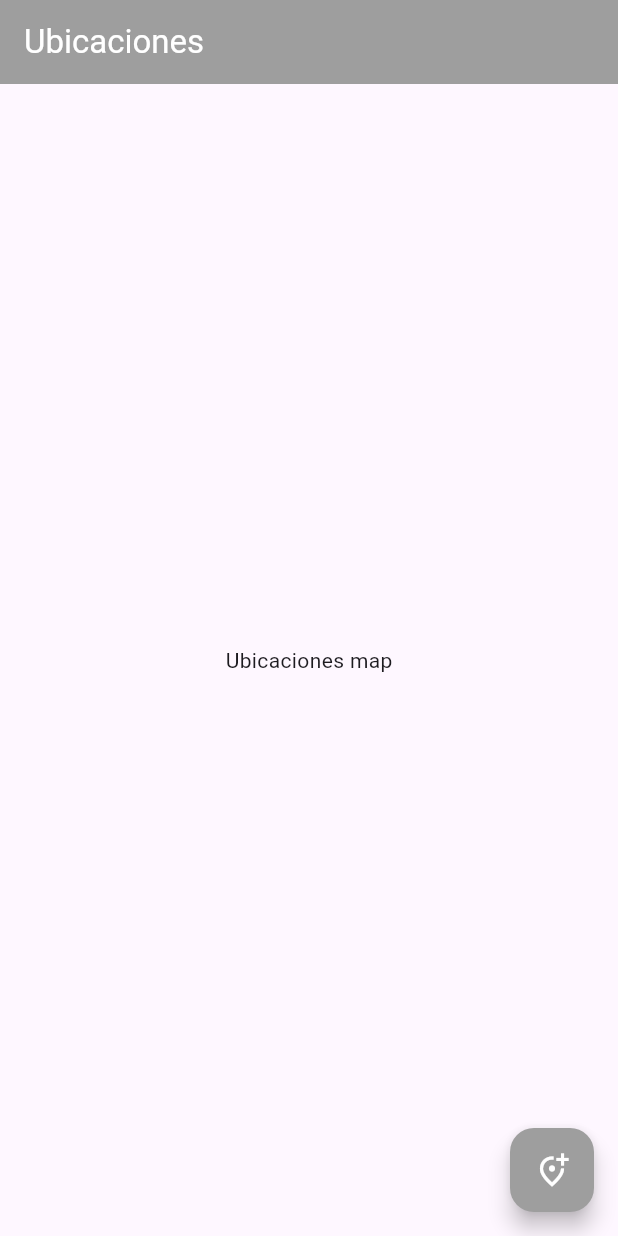
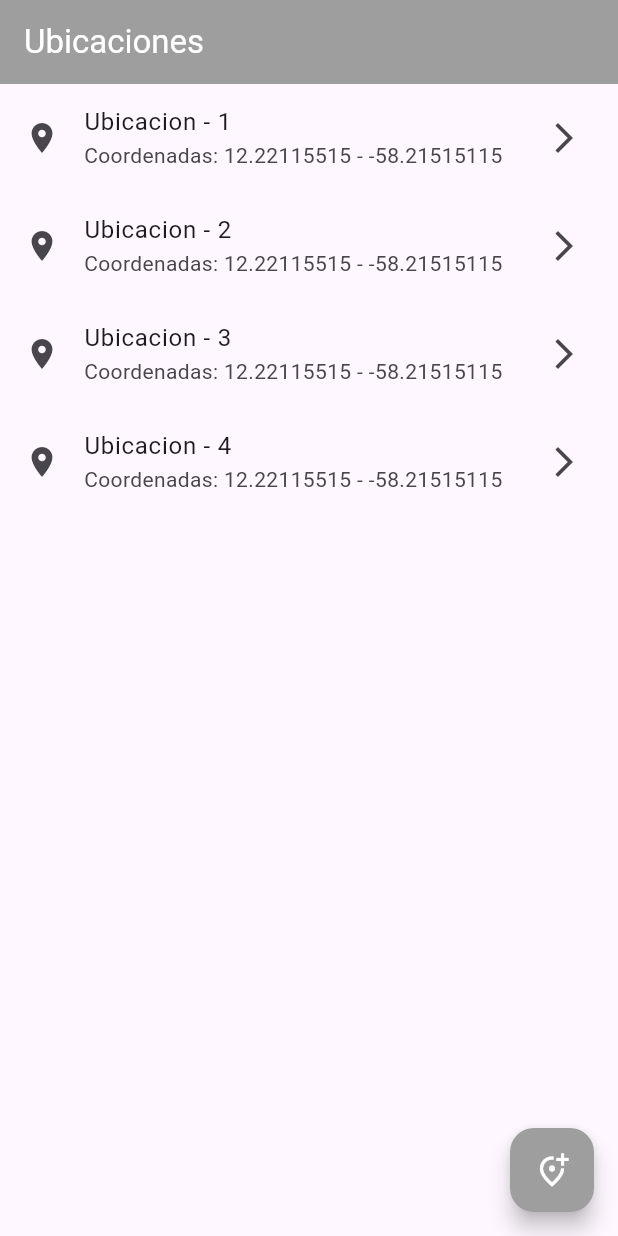
Before and after one commit to Ernech/flutter-geoloc-demo-app, a Flutter app: the screen it shows after launch, on a phone screen of 412 x 824 dp. Run offline on Flutter 3.47's test engine with Material 3 defaults, Android fonts, the phone set to English and light mode, and no system bars; our stand-ins replace google_maps_flutter.

Commit message:
Lista de coordenadas

```diff
--- a/lib/pages/ubicaciones_page.dart
+++ b/lib/pages/ubicaciones_page.dart
@@ -13,9 +13,15 @@ class UbicacionesPage extends StatelessWidget {
         ),
         backgroundColor: Colors.grey,
       ),
-      body: const Center(
-        child: Text('Ubicaciones map'),
-      ),
+      body: ListView.builder(
+          shrinkWrap: true,
+          itemCount: 4,
+          itemBuilder: (context, index) => ListTile(
+                title: Text('Ubicacion - ${index + 1}'),
+                leading: const Icon(Icons.location_on),
+                trailing: const Icon(Icons.arrow_forward_ios),
+                subtitle: const Text('Coordenadas: 12.22115515 - -58.21515115'),
+              )),
       floatingActionButton: FloatingActionButton(
         onPressed: () {},
         backgroundColor: Colors.grey,
```
